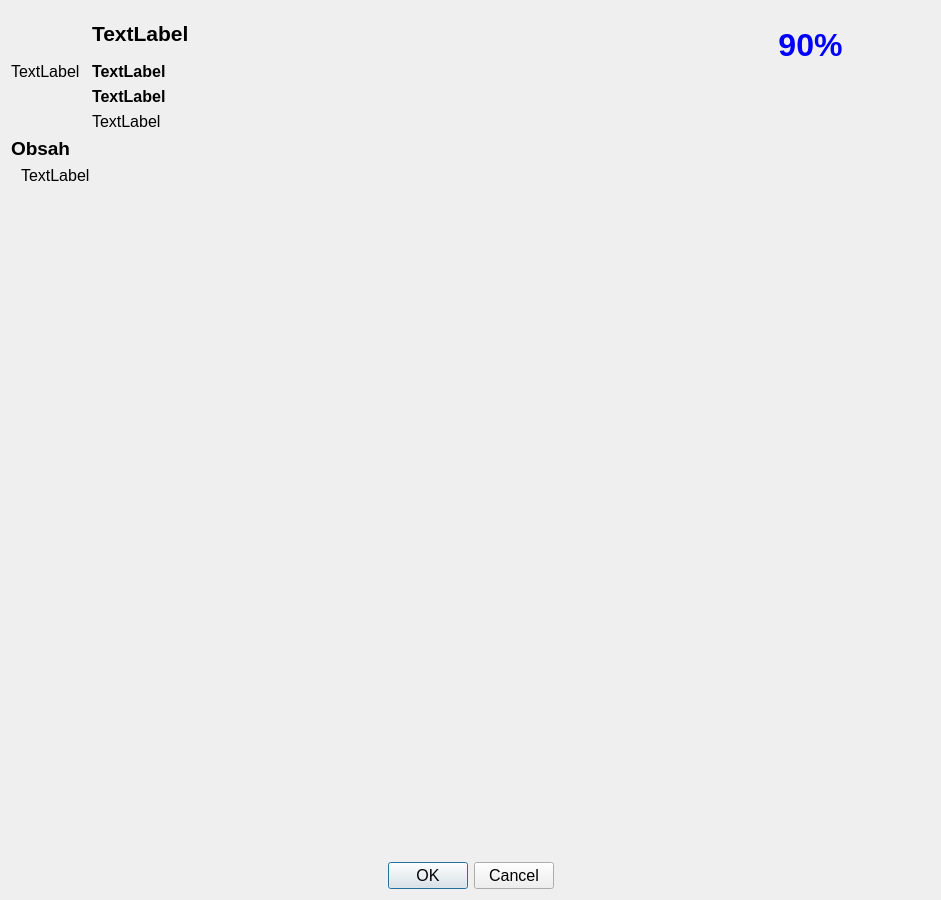
Above: moviedetaildialog.ui from silverqx/qMedia before the change. Below: the same form after it.
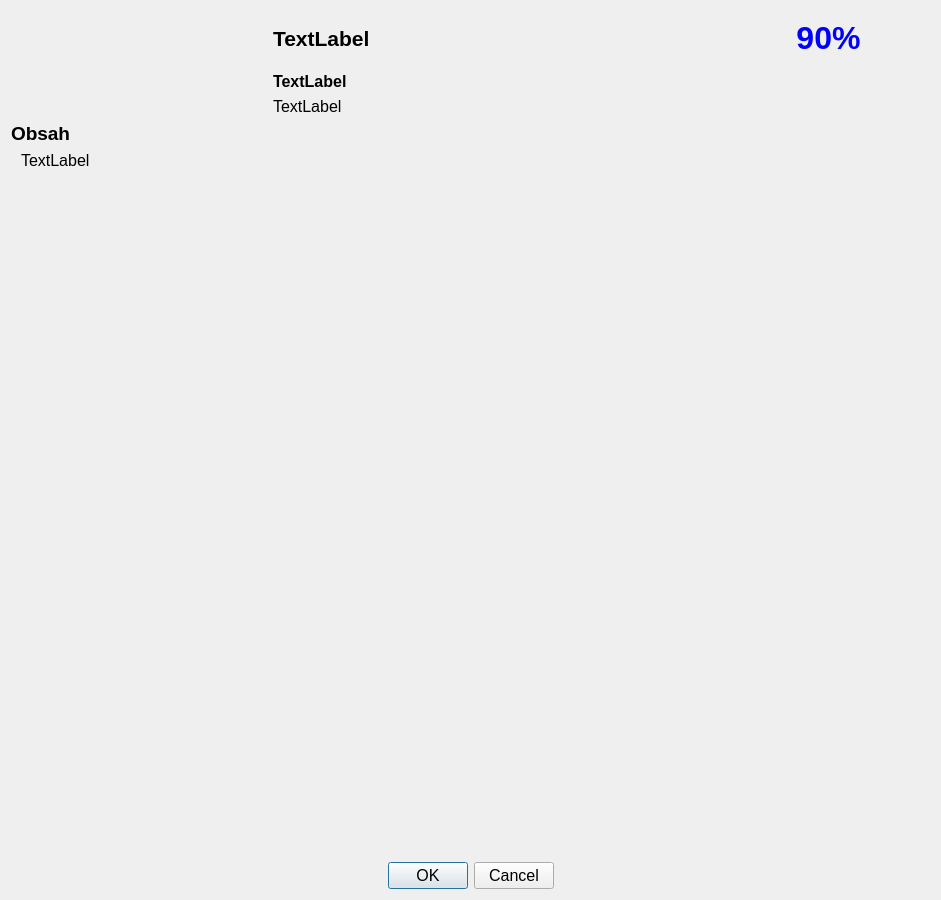
That is the form after the change.

Commit message: added flags and custom sorting to movie detail titles section

What changed in the file:
```diff
--- a/moviedetaildialog.ui
+++ b/moviedetaildialog.ui
@@ -36,9 +36,15 @@
          <verstretch>0</verstretch>
         </sizepolicy>
        </property>
+       <property name="minimumSize">
+        <size>
+         <width>250</width>
+         <height>0</height>
+        </size>
+       </property>
        <property name="maximumSize">
         <size>
-         <width>260</width>
+         <width>250</width>
          <height>16777215</height>
         </size>
        </property>
@@ -49,7 +55,10 @@
         </font>
        </property>
        <property name="text">
-        <string>TextLabel</string>
+        <string/>
+       </property>
+       <property name="alignment">
+        <set>Qt::AlignLeading|Qt::AlignLeft|Qt::AlignTop</set>
        </property>
       </widget>
      </item>
@@ -61,7 +70,7 @@
        <item>
         <layout class="QHBoxLayout" name="horizontalLayoutTitles" stretch="26,3,3">
          <item>
-          <layout class="QVBoxLayout" name="verticalLayoutTitles" stretch="0,0">
+          <layout class="QVBoxLayout" name="verticalLayoutTitles" stretch="0">
            <item>
             <widget class="QLabel" name="title">
              <property name="font">
@@ -89,24 +98,6 @@
              </property>
             </widget>
            </item>
-           <item>
-            <widget class="QLabel" name="titles">
-             <property name="font">
-              <font>
-               <family>Arial</family>
-               <pointsize>12</pointsize>
-               <weight>75</weight>
-               <bold>true</bold>
-              </font>
-             </property>
-             <property name="text">
-              <string>TextLabel</string>
-             </property>
-             <property name="textInteractionFlags">
-              <set>Qt::LinksAccessibleByMouse|Qt::TextSelectableByKeyboard|Qt::TextSelectableByMouse</set>
-             </property>
-            </widget>
-           </item>
           </layout>
          </item>
          <item>
@@ -136,7 +127,7 @@
             <string>90%</string>
            </property>
            <property name="alignment">
-            <set>Qt::AlignCenter</set>
+            <set>Qt::AlignHCenter|Qt::AlignTop</set>
            </property>
            <property name="textInteractionFlags">
             <set>Qt::TextSelectableByKeyboard|Qt::TextSelectableByMouse</set>
@@ -246,7 +237,7 @@
           <x>0</x>
           <y>0</y>
           <width>917</width>
-          <height>611</height>
+          <height>630</height>
          </rect>
         </property>
         <layout class="QVBoxLayout" name="verticalLayout_2">
```
The commit also changes 257 other files.
